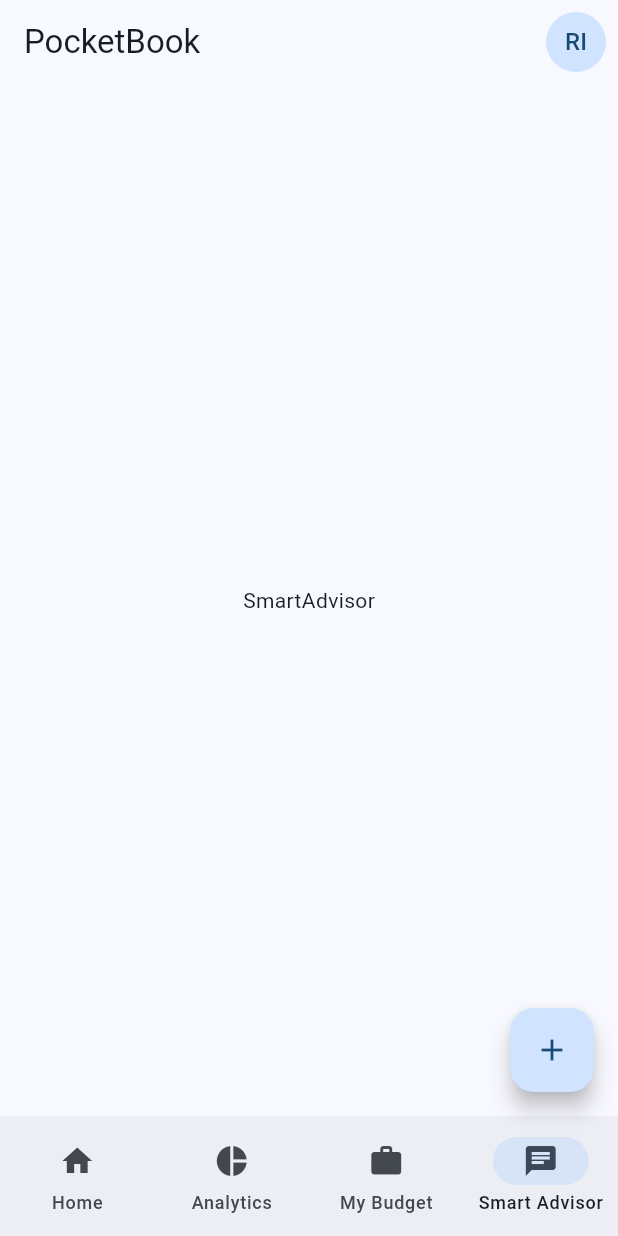
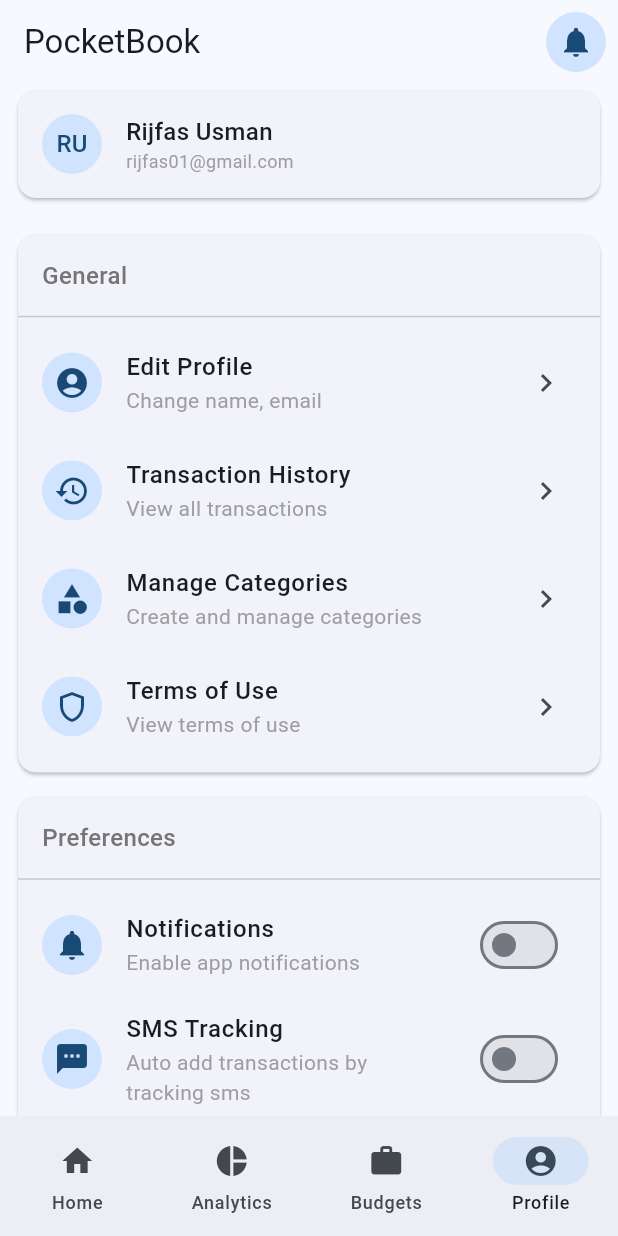
Before and after one commit to rijfas/pocketbook, a Flutter app: the DashboardView screen opened by its route, item 4 of the bottom bar chosen, on a phone screen of 412 x 824 dp. Run offline on Flutter 3.47's test engine with Material 3 defaults, Android fonts, the phone set to English and light mode, and no system bars; our stand-ins replace emoji_picker_flutter, fl_chart, flutter_svg, isar; accounts and stored records are empty; generated files the repository leaves out were written again.

Commit message:
completed profile page ui

```diff
--- a/lib/presentation/screens/dashboard/pages/pages.dart
+++ b/lib/presentation/screens/dashboard/pages/pages.dart
@@ -1,4 +1,4 @@
 export 'home/page.dart';
 export 'analytics/page.dart';
 export 'budgets/page.dart';
-export 'smart_advisor.dart';
+export 'profile/page.dart';
--- /dev/null
+++ b/lib/presentation/screens/dashboard/pages/profile/page.dart
@@ -0,0 +1,255 @@
+import 'package:flutter/material.dart';
+
+class ProfilePage extends StatelessWidget {
+  const ProfilePage({super.key});
+
+  @override
+  Widget build(BuildContext context) {
+    return Padding(
+      padding: const EdgeInsets.symmetric(horizontal: 8),
+      child: ListView(
+        children: [
+          Card(
+            child: Padding(
+              padding: const EdgeInsets.all(16.0),
+              child: Row(
+                children: [
+                  CircleAvatar(
+                    child: Text('RU'),
+                  ),
+                  SizedBox(width: 16),
+                  Expanded(
+                    child: Column(
+                      crossAxisAlignment: CrossAxisAlignment.start,
+                      children: [
+                        Text(
+                          'Rijfas Usman',
+                          style: TextStyle(
+                            fontSize: 16,
+                            fontWeight: FontWeight.w500,
+                          ),
+                        ),
+                        Text(
+                          'rijfas01@gmail.com',
+                          style: TextStyle(
+                            fontSize: 12,
+                            color: Colors.grey,
+                          ),
+                        ),
+                      ],
+                    ),
+                  )
+                ],
+              ),
+            ),
+          ),
+          SizedBox(height: 16),
+          Card(
+            child: Padding(
+              padding: const EdgeInsets.symmetric(vertical: 8.0),
+              child: Column(
+                crossAxisAlignment: CrossAxisAlignment.start,
+                children: [
+                  Padding(
+                    padding: const EdgeInsets.symmetric(
+                      horizontal: 16.0,
+                      vertical: 8.0,
+                    ),
+                    child: Text(
+                      'General',
+                      style: TextStyle(
+                        fontSize: 16,
+                        fontWeight: FontWeight.w500,
+                        color: Colors.grey[600],
+                      ),
+                    ),
+                  ),
+                  Divider(),
+                  ListTile(
+                    leading: CircleAvatar(
+                      child: Icon(Icons.account_circle),
+                    ),
+                    title: Text(
+                      'Edit Profile',
+                      style: TextStyle(fontWeight: FontWeight.w500),
+                    ),
+                    subtitle: Text(
+                      'Change name, email',
+                      style: TextStyle(
+                        color: Colors.grey,
+                      ),
+                    ),
+                    trailing: Icon(
+                      Icons.chevron_right,
+                    ),
+                  ),
+                  ListTile(
+                    leading: CircleAvatar(
+                      child: Icon(Icons.history),
+                    ),
+                    title: Text(
+                      'Transaction History',
+                      style: TextStyle(fontWeight: FontWeight.w500),
+                    ),
+                    subtitle: Text(
+                      'View all transactions',
+                      style: TextStyle(
+                        color: Colors.grey,
+                      ),
+                    ),
+                    trailing: Icon(
+                      Icons.chevron_right,
+                    ),
+                  ),
+                  ListTile(
+                    leading: CircleAvatar(
+                      child: Icon(Icons.category),
+                    ),
+                    title: Text(
+                      'Manage Categories',
+                      style: TextStyle(fontWeight: FontWeight.w500),
+                    ),
+                    subtitle: Text(
+                      'Create and manage categories',
+                      style: TextStyle(
+                        color: Colors.grey,
+                      ),
+                    ),
+                    trailing: Icon(
+                      Icons.chevron_right,
+                    ),
+                  ),
+                  ListTile(
+                    leading: CircleAvatar(
+                      child: Icon(Icons.shield_outlined),
+                    ),
+                    title: Text(
+                      'Terms of Use',
+                      style: TextStyle(fontWeight: FontWeight.w500),
+                    ),
+                    subtitle: Text(
+                      'View terms of use',
+                      style: TextStyle(
+                        color: Colors.grey,
+                      ),
+                    ),
+                    trailing: Icon(
+                      Icons.chevron_right,
+                    ),
+                  ),
+                ],
+              ),
+            ),
+          ),
+          SizedBox(height: 8),
+          Card(
+            child: Padding(
+              padding: const EdgeInsets.symmetric(vertical: 8.0),
+              child: Column(
+                crossAxisAlignment: CrossAxisAlignment.start,
+                children: [
+                  Padding(
+                    padding: const EdgeInsets.symmetric(
+                      horizontal: 16.0,
+                      vertical: 8.0,
+                    ),
+                    child: Text(
+                      'Preferences',
+                      style: TextStyle(
+                        fontSize: 16,
+                        fontWeight: FontWeight.w500,
+                        color: Colors.grey[600],
+                      ),
+                    ),
+                  ),
+                  Divider(),
+                  ListTile(
+                    leading: CircleAvatar(
+                      child: Icon(Icons.notifications),
+                    ),
+                    title: Text(
+                      'Notifications',
+                      style: TextStyle(fontWeight: FontWeight.w500),
+                    ),
+                    subtitle: Text(
+                      'Enable app notifications',
+                      style: TextStyle(
+                        color: Colors.grey,
+                      ),
+                    ),
+                    trailing: Switch(
+                      value: false,
+                      onChanged: (_) => {},
+                    ),
+                  ),
+                  ListTile(
+                    leading: CircleAvatar(
+                      child: Icon(Icons.sms),
+                    ),
+                    title: Text(
+                      'SMS Tracking',
+                      style: TextStyle(fontWeight: FontWeight.w500),
+                    ),
+                    subtitle: Text(
+                      'Auto add transactions by tracking sms',
+                      style: TextStyle(
+                        color: Colors.grey,
+                      ),
+                    ),
+                    trailing: Switch(
+                      value: false,
+                      onChanged: (_) => {},
+                    ),
+                  ),
+                  ListTile(
+                    leading: CircleAvatar(
+                      child: Icon(Icons.question_mark),
+                    ),
+                    title: Text(
+                      'FAQ',
+                      style: TextStyle(fontWeight: FontWeight.w500),
+                    ),
+                    subtitle: Text(
+                      'Frequently asked questions',
+                      style: TextStyle(
+                        color: Colors.grey,
+                      ),
+                    ),
+                    trailing: Icon(
+                      Icons.chevron_right,
+                    ),
+                  ),
+                  ListTile(
+                    leading: CircleAvatar(
+                      backgroundColor: Colors.red[50],
+                      child: Icon(
+                        Icons.delete,
+                        color: Colors.red[700],
+                      ),
+                    ),
+                    title: Text(
+                      'Reset App Data',
+                      style: TextStyle(
+                        fontWeight: FontWeight.w500,
+                        color: Colors.red[700],
+                      ),
+                    ),
+                    subtitle: Text(
+                      'Clear all app data and restart',
+                      style: TextStyle(
+                        color: Colors.grey,
+                      ),
+                    ),
+                    trailing: Icon(
+                      Icons.chevron_right,
+                    ),
+                  ),
+                ],
+              ),
+            ),
+          )
+        ],
+      ),
+    );
+  }
+}
--- a/lib/presentation/screens/dashboard/pages/smart_advisor.dart
+++ /dev/null
@@ -1,12 +0,0 @@
-import 'package:flutter/material.dart';
-
-class SmartAdvisorPage extends StatelessWidget {
-  const SmartAdvisorPage({super.key});
-
-  @override
-  Widget build(BuildContext context) {
-    return const Center(
-      child: Text('SmartAdvisor'),
-    );
-  }
-}
--- a/lib/presentation/screens/dashboard/view.dart
+++ b/lib/presentation/screens/dashboard/view.dart
@@ -18,7 +18,7 @@ class _DashboardViewState extends State<DashboardView> {
     HomePage(),
     AnalyticsPage(),
     BudgetsPage(),
-    SmartAdvisorPage(),
+    ProfilePage(),
   ];
 
   int _index = 0;
@@ -33,9 +33,7 @@ class _DashboardViewState extends State<DashboardView> {
         actions: [
           IconButton(
             onPressed: () => Navigator.of(context).pushNamed(Routes.settings),
-            icon: const CircleAvatar(
-              child: Text('RI'),
-            ),
+            icon: CircleAvatar(child: Icon(Icons.notifications)),
           )
         ],
       ),
@@ -54,28 +52,30 @@ class _DashboardViewState extends State<DashboardView> {
               icon: Icon(Icons.pie_chart),
             ),
             NavigationDestination(
-              label: 'My Budget',
+              label: 'Budgets',
               icon: Icon(Icons.work),
             ),
             NavigationDestination(
-              label: 'Smart Advisor',
-              icon: Icon(Icons.chat),
+              label: 'Profile',
+              icon: Icon(Icons.account_circle),
             ),
           ]),
-      floatingActionButton: FloatingActionButton(
+      floatingActionButton: (_index == 0 || _index == 2)
+          ? FloatingActionButton(
               onPressed: () async {
-          if (_index == 2) {
-            Navigator.of(context).pushNamed(Routes.createBudget);
-          } else {
+                if (_index == 0) {
                   await showModalBottomSheet(
                     context: context,
                     isScrollControlled: true,
                     builder: (_) => const AddExpenseSheet(),
                   );
+                } else if (_index == 2) {
+                  Navigator.of(context).pushNamed(Routes.createBudget);
                 }
               },
               child: const Icon(Icons.add),
-      ),
+            )
+          : null,
     );
   }
 }
```
Also changed, not shown: lib/presentation/screens/dashboard/pages/profile/widget.dart (added). Lines whose indentation alone changed are shown as unchanged.
